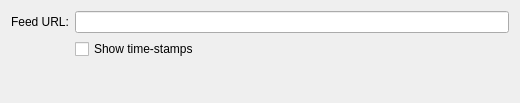
Above: contents/ui/config.ui from viranch/facebook-notifier-kde-plasmoid before the change. Below: the same form after it.
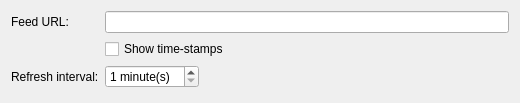
That is the form after the change.

Commit message: Implement the configuration option for setting refresh interval

```diff
--- a/contents/ui/config.ui
+++ b/contents/ui/config.ui
@@ -42,6 +42,23 @@
      </property>
     </widget>
    </item>
+   <item row="2" column="0">
+    <widget class="QLabel" name="label_2">
+     <property name="text">
+      <string>Refresh interval:</string>
+     </property>
+    </widget>
+   </item>
+   <item row="2" column="1">
+    <widget class="QSpinBox" name="kcfg_interval">
+     <property name="suffix">
+      <string> minute(s)</string>
+     </property>
+     <property name="minimum">
+      <number>1</number>
+     </property>
+    </widget>
+   </item>
   </layout>
  </widget>
  <resources/>
```
The commit also changes 2 other files.
